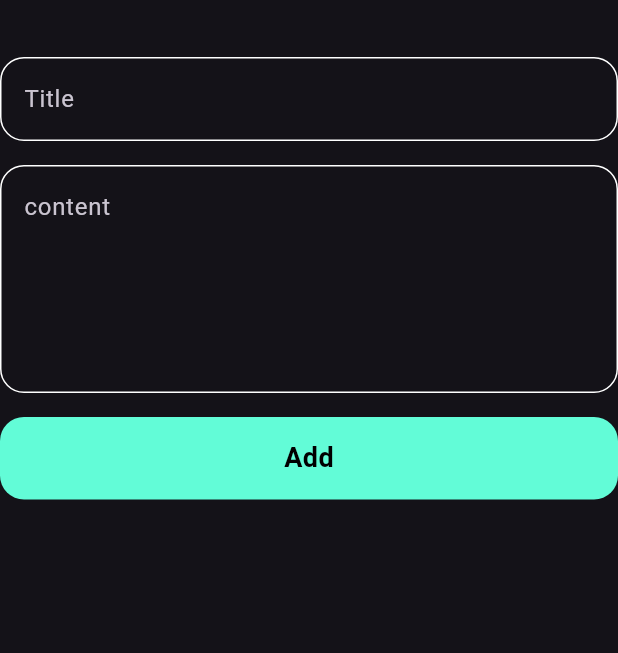
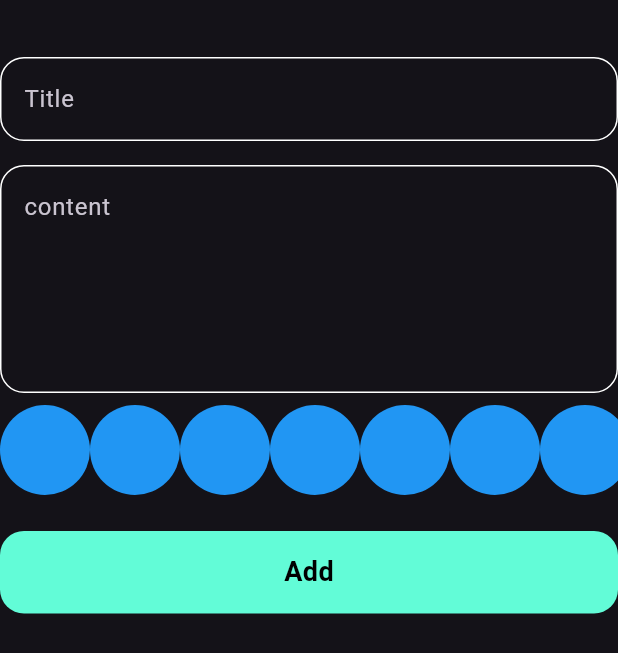
Before and after one commit to yasminamo/Notes-app, a Flutter app: the AddNoteForm widget shown alone on an empty page, opened directly, on a phone screen of 412 x 824 dp. Shown: the top 653 px of the screen. Run offline on Flutter 3.47's test engine with Material 3 defaults, Android fonts, the phone set to English and light mode, and no system bars; our stand-ins replace bloc, flutter_bloc, hive, hive_flutter, modal_progress_hud_nsn; accounts and stored records are empty.

Commit message:
create colors list view part 1

```diff
--- a/lib/views/Widgets/add_note_form.dart
+++ b/lib/views/Widgets/add_note_form.dart
@@ -5,6 +5,7 @@ import 'package:intl/intl.dart';
 import 'package:note_app/cubits/add_note_cubit/add_note_cubit.dart';
 import 'package:note_app/models/note_model.dart';
 import 'package:note_app/views/Widgets/add_note_bottom_sheet.dart';
+import 'package:note_app/views/Widgets/colors_list_view.dart';
 import 'package:note_app/views/Widgets/custom_button.dart';
 import 'package:note_app/views/Widgets/custom_text_field.dart';
 
@@ -48,6 +49,7 @@ class _AddNoteFormState extends State<AddNoteForm> {
             hint: "content",
             maxlines: 5,
           ),
+          const ColorsListView(),
           const SizedBox(
             height: 16,
           ),
--- /dev/null
+++ b/lib/views/Widgets/colors_list_view.dart
@@ -0,0 +1,31 @@
+import 'package:flutter/material.dart';
+
+class ColorItem extends StatelessWidget {
+  const ColorItem({super.key});
+
+  @override
+  Widget build(BuildContext context) {
+    return const CircleAvatar(
+      radius: 30,
+      backgroundColor: Colors.blue,
+    );
+  }
+}
+
+class ColorsListView extends StatelessWidget {
+  const ColorsListView({super.key});
+
+  @override
+  Widget build(BuildContext context) {
+    return SizedBox(
+      height: 38 * 2,
+      child: ListView.builder(
+        itemCount: 10,
+        scrollDirection: Axis.horizontal,
+        itemBuilder: (context, index) {
+          return const ColorItem();
+        },
+      ),
+    );
+  }
+}
```
